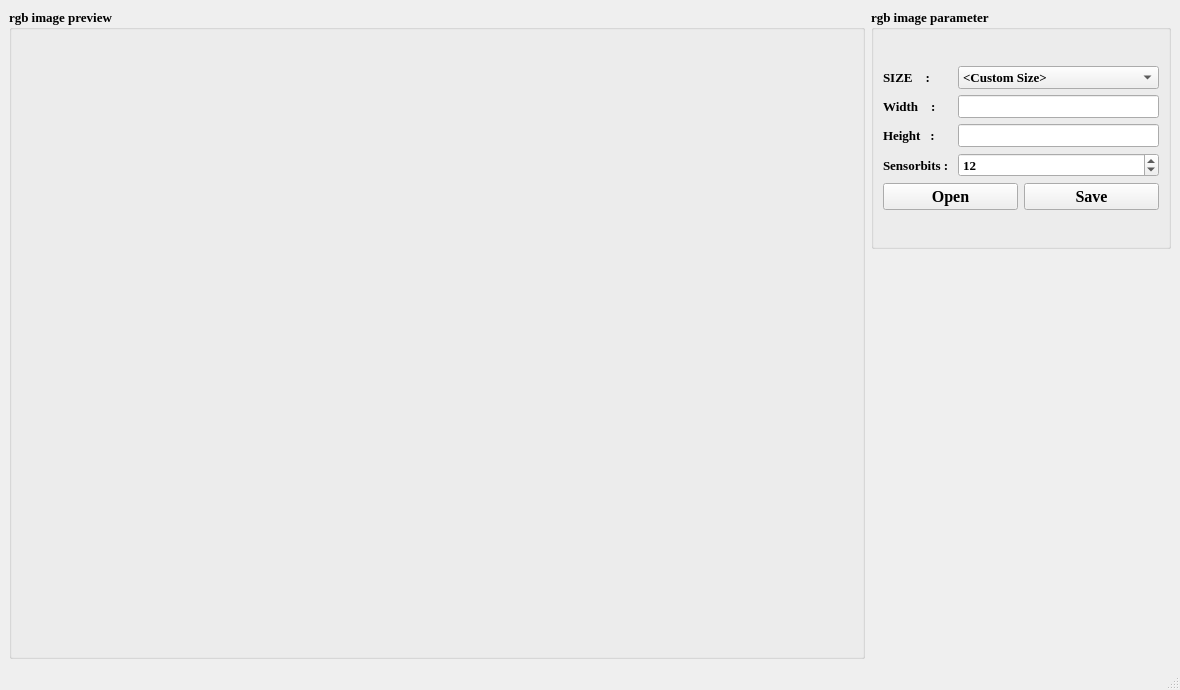
Old version of the form rgb_viewer.ui in the repository HuJingwen1211/MCISP.
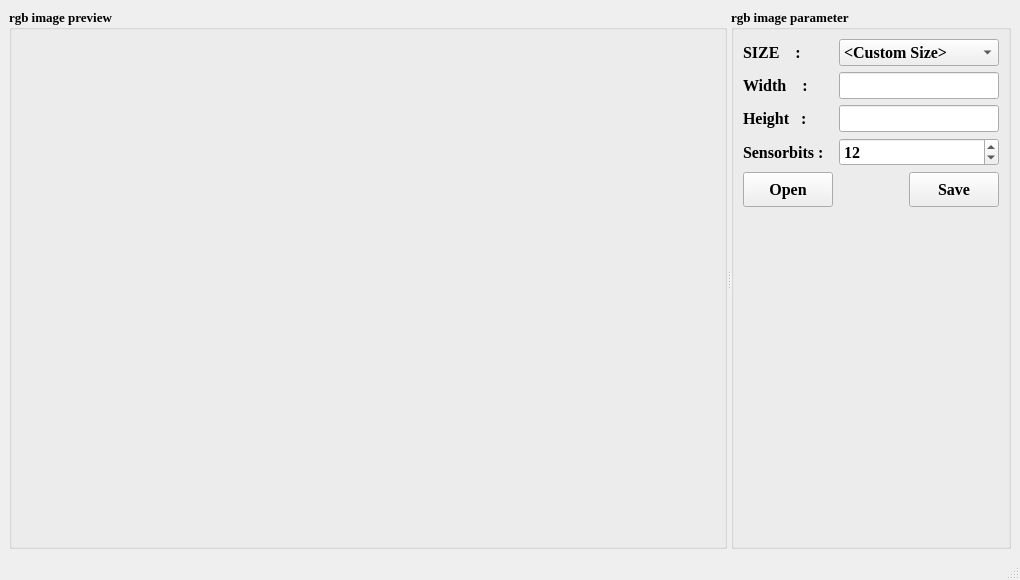
New version of the form.

```diff
--- a/rgb_viewer.ui
+++ b/rgb_viewer.ui
@@ -6,14 +6,14 @@
    <rect>
     <x>0</x>
     <y>0</y>
-    <width>1180</width>
-    <height>690</height>
+    <width>1020</width>
+    <height>580</height>
    </rect>
   </property>
   <property name="minimumSize">
    <size>
-    <width>1180</width>
-    <height>690</height>
+    <width>1020</width>
+    <height>580</height>
    </size>
   </property>
   <property name="windowTitle">
@@ -23,8 +23,12 @@
    <string notr="true"/>
   </property>
   <widget class="QWidget" name="centralwidget">
-   <layout class="QGridLayout" name="gridLayout_3">
-    <item row="0" column="0" rowspan="2">
+   <layout class="QGridLayout" name="gridLayout_4">
+    <item row="0" column="0">
+     <widget class="QSplitter" name="splitter">
+      <property name="orientation">
+       <enum>Qt::Horizontal</enum>
+      </property>
      <widget class="QGroupBox" name="image_box">
       <property name="font">
        <font>
@@ -42,31 +46,16 @@
        </item>
       </layout>
      </widget>
-    </item>
-    <item row="1" column="1">
-     <spacer name="verticalSpacer">
-      <property name="orientation">
-       <enum>Qt::Orientation::Vertical</enum>
-      </property>
-      <property name="sizeHint" stdset="0">
-       <size>
-        <width>20</width>
-        <height>300</height>
-       </size>
-      </property>
-     </spacer>
-    </item>
-    <item row="0" column="1">
      <widget class="QGroupBox" name="groupBox">
       <property name="minimumSize">
        <size>
-        <width>260</width>
-        <height>240</height>
+         <width>240</width>
+         <height>180</height>
        </size>
       </property>
       <property name="maximumSize">
        <size>
-        <width>300</width>
+         <width>280</width>
         <height>16777215</height>
        </size>
       </property>
@@ -80,7 +69,7 @@
       <property name="title">
        <string>rgb image parameter</string>
       </property>
-      <layout class="QGridLayout" name="gridLayout_4">
+       <layout class="QGridLayout" name="gridLayout_3">
        <item row="0" column="0">
         <layout class="QVBoxLayout" name="verticalLayout">
          <item>
@@ -90,7 +79,7 @@
              <property name="font">
               <font>
                <family>Times New Roman</family>
-               <pointsize>10</pointsize>
+                <pointsize>12</pointsize>
                <bold>true</bold>
               </font>
              </property>
@@ -99,8 +88,15 @@
              </property>
             </widget>
            </item>
-           <item row="0" column="1">
+            <item row="0" column="1" colspan="2">
             <widget class="QComboBox" name="size_combox">
+              <property name="font">
+               <font>
+                <family>Times New Roman</family>
+                <pointsize>12</pointsize>
+                <bold>true</bold>
+               </font>
+              </property>
              <item>
               <property name="text">
                <string>&lt;Custom Size&gt;</string>
@@ -153,7 +149,7 @@
              <property name="font">
               <font>
                <family>Times New Roman</family>
-               <pointsize>10</pointsize>
+                <pointsize>12</pointsize>
                <bold>true</bold>
               </font>
              </property>
@@ -162,12 +158,12 @@
              </property>
             </widget>
            </item>
-           <item row="1" column="1">
+            <item row="1" column="1" colspan="2">
             <widget class="QLineEdit" name="imwidth">
              <property name="font">
               <font>
                <family>Times New Roman</family>
-               <pointsize>10</pointsize>
+                <pointsize>12</pointsize>
                <bold>true</bold>
               </font>
              </property>
@@ -178,7 +174,7 @@
              <property name="font">
               <font>
                <family>Times New Roman</family>
-               <pointsize>10</pointsize>
+                <pointsize>12</pointsize>
                <bold>true</bold>
               </font>
              </property>
@@ -187,12 +183,12 @@
              </property>
             </widget>
            </item>
-           <item row="2" column="1">
+            <item row="2" column="1" colspan="2">
             <widget class="QLineEdit" name="imheight">
              <property name="font">
               <font>
                <family>Times New Roman</family>
-               <pointsize>10</pointsize>
+                <pointsize>12</pointsize>
                <bold>true</bold>
               </font>
              </property>
@@ -203,7 +199,7 @@
              <property name="font">
               <font>
                <family>Times New Roman</family>
-               <pointsize>10</pointsize>
+                <pointsize>12</pointsize>
                <bold>true</bold>
               </font>
              </property>
@@ -212,12 +208,12 @@
              </property>
             </widget>
            </item>
-           <item row="3" column="1">
+            <item row="3" column="1" colspan="2">
             <widget class="QSpinBox" name="spin_sensorbits">
              <property name="font">
               <font>
                <family>Times New Roman</family>
-               <pointsize>10</pointsize>
+                <pointsize>12</pointsize>
                <bold>true</bold>
               </font>
              </property>
@@ -235,12 +231,14 @@
              </property>
             </widget>
            </item>
-          </layout>
-         </item>
-         <item>
-          <layout class="QHBoxLayout" name="horizontalLayout">
-           <item>
+            <item row="4" column="0">
             <widget class="QPushButton" name="btn_open">
+              <property name="minimumSize">
+               <size>
+                <width>90</width>
+                <height>35</height>
+               </size>
+              </property>
              <property name="font">
               <font>
                <family>Times New Roman</family>
@@ -253,8 +251,14 @@
              </property>
             </widget>
            </item>
-           <item>
+            <item row="4" column="2">
             <widget class="QPushButton" name="save">
+              <property name="minimumSize">
+               <size>
+                <width>90</width>
+                <height>35</height>
+               </size>
+              </property>
              <property name="font">
               <font>
                <family>Times New Roman</family>
@@ -269,9 +273,23 @@
            </item>
           </layout>
          </item>
+          <item>
+           <spacer name="verticalSpacer">
+            <property name="orientation">
+             <enum>Qt::Vertical</enum>
+            </property>
+            <property name="sizeHint" stdset="0">
+             <size>
+              <width>20</width>
+              <height>148</height>
+             </size>
+            </property>
+           </spacer>
+          </item>
         </layout>
        </item>
       </layout>
+      </widget>
      </widget>
     </item>
    </layout>
```
Lines whose indentation alone changed are shown as unchanged.
